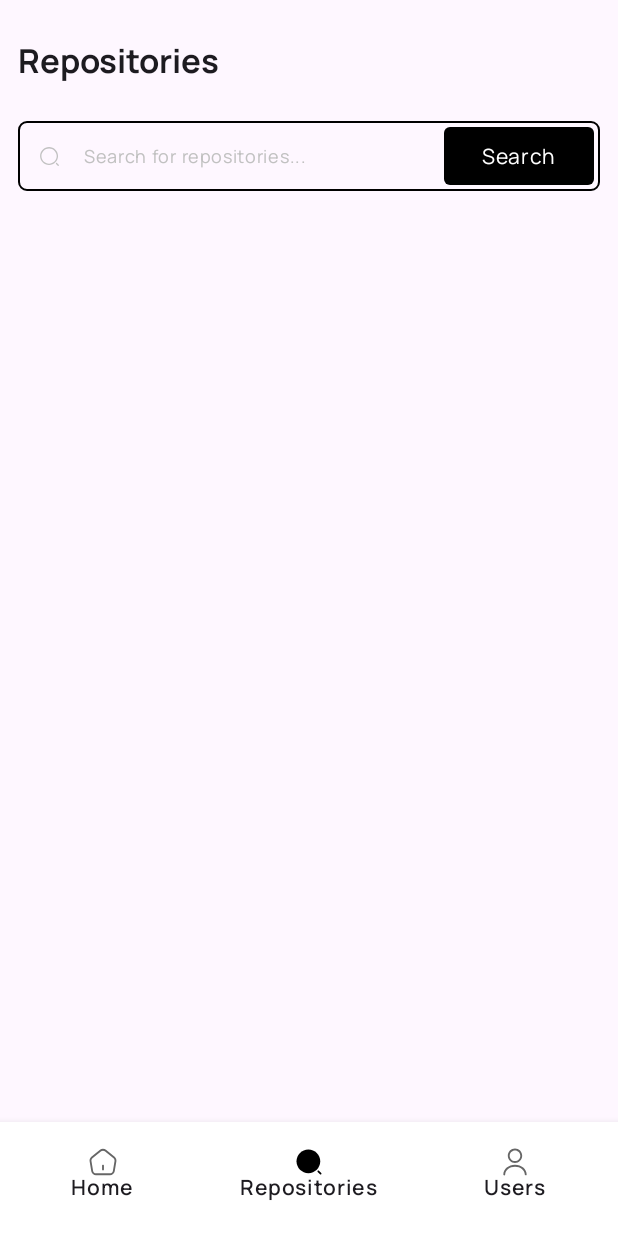
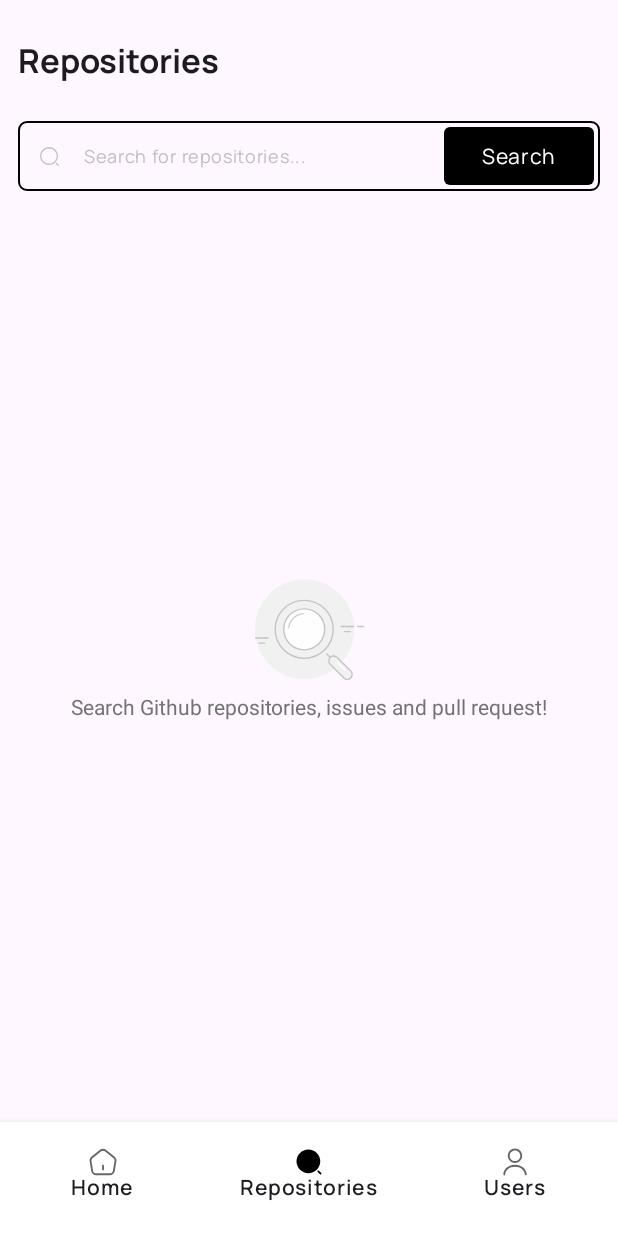
Before and after one commit to Xheghun/RepoLens, an Android app built with Jetpack Compose: the SearchView screen opened through its navigation route, on a phone screen of 412 x 824 dp. Run offline under Robolectric (Android 15) with nearby library versions, the phone set to English and light mode, and no system bars.

Commit message:
- add empty search state - made search textfield re-useable

```diff
--- a/app/src/main/java/com/xheghun/repolens/presentation/search/SearchView.kt
+++ b/app/src/main/java/com/xheghun/repolens/presentation/search/SearchView.kt
@@ -1,8 +1,10 @@
 package com.xheghun.repolens.presentation.search
 
+import androidx.compose.foundation.Image
 import androidx.compose.foundation.background
 import androidx.compose.foundation.border
 import androidx.compose.foundation.clickable
+import androidx.compose.foundation.layout.Arrangement
 import androidx.compose.foundation.layout.Box
 import androidx.compose.foundation.layout.Column
 import androidx.compose.foundation.layout.Row
@@ -25,12 +27,15 @@ import androidx.compose.ui.Modifier
 import androidx.compose.ui.draw.clip
 import androidx.compose.ui.graphics.Color
 import androidx.compose.ui.res.painterResource
+import androidx.compose.ui.text.style.TextAlign
 import androidx.compose.ui.unit.dp
 import androidx.navigation.NavHostController
 import com.xheghun.repolens.R
 import com.xheghun.repolens.presentation.theme.Black
+import com.xheghun.repolens.presentation.theme.EmptyState
 import com.xheghun.repolens.presentation.theme.Grey
 import com.xheghun.repolens.presentation.widget.PageTitle
+import com.xheghun.repolens.presentation.widget.SearchTextField
 
 @Composable
 fun SearchView(navController: NavHostController) {
@@ -42,7 +47,10 @@ fun SearchView(navController: NavHostController) {
             .fillMaxWidth()
             .padding(horizontal = 12.dp)
     ) {
+        //HEADER
         PageTitle(title = "Repositories")
+
+        //SEARCH BAR
         Row(
             verticalAlignment = Alignment.CenterVertically,
             modifier =
@@ -60,20 +68,11 @@ fun SearchView(navController: NavHostController) {
                     .size(14.dp)
             )
             Box(Modifier.width(6.dp))
-            BasicTextField(
+            SearchTextField(
+                hintText = "Search for repositories...",
                 value = value,
-                onValueChange = { newValue -> value = newValue},
-                decorationBox = { innerTextField ->
-                    if (value.isEmpty()) {
-                        Text(
-                            text = "Search for repositories...",
-                            color = Grey,
-                            style = MaterialTheme.typography.bodySmall,
-                        )
-                    } else {
-                        innerTextField()
-                    }
-
+                onValueChange = { newValue ->
+                    value = newValue
                 },
                 modifier = Modifier.weight(1f)
             )
@@ -89,5 +88,26 @@ fun SearchView(navController: NavHostController) {
                     .padding(horizontal = 25.dp, vertical = 10.dp)
             )
         }
+
+        //EMPTY STATE
+        Column(
+            horizontalAlignment = Alignment.CenterHorizontally,
+            verticalArrangement = Arrangement.Center,
+            modifier = Modifier
+                .weight(1f)
+                .fillMaxWidth()
+        ) {
+            Image(
+                painter = painterResource(id = R.drawable.search_prompt),
+                contentDescription = "empty search state"
+            )
+            Text(
+                text = "Search Github repositories, issues and pull request!",
+                color = EmptyState,
+                textAlign = TextAlign.Center,
+                modifier = Modifier.padding(vertical = 10.dp)
+            )
+        }
+
     }
 }
--- a/app/src/main/java/com/xheghun/repolens/presentation/theme/Color.kt
+++ b/app/src/main/java/com/xheghun/repolens/presentation/theme/Color.kt
@@ -10,3 +10,4 @@ val TealTransparent = Color(0xFFECF5F8)
 val PurpleTransparent = Color(0xFFF6EDF8)
 val GreyLight = Color(0xFFD9D9D9)
 val Grey = Color(0xFFC1C1C1)
+val EmptyState = Color(0xFF727272)
--- /dev/null
+++ b/app/src/main/java/com/xheghun/repolens/presentation/widget/SearchTextField.kt
@@ -0,0 +1,29 @@
+package com.xheghun.repolens.presentation.widget
+
+import androidx.compose.foundation.text.BasicTextField
+import androidx.compose.material.Text
+import androidx.compose.material3.MaterialTheme
+import androidx.compose.runtime.Composable
+import androidx.compose.ui.Modifier
+import com.xheghun.repolens.presentation.theme.Grey
+
+@Composable
+fun SearchTextField(hintText: String, value: String, onValueChange: (String) -> Unit, modifier: Modifier) {
+    BasicTextField(
+        value = value,
+        onValueChange = { newValue -> onValueChange(newValue) },
+        decorationBox = { innerTextField ->
+            if (value.isEmpty()) {
+                Text(
+                    text = hintText,
+                    color = Grey,
+                    style = MaterialTheme.typography.bodySmall,
+                )
+            } else {
+                innerTextField()
+            }
+
+        },
+        modifier = modifier
+    )
+}
```
